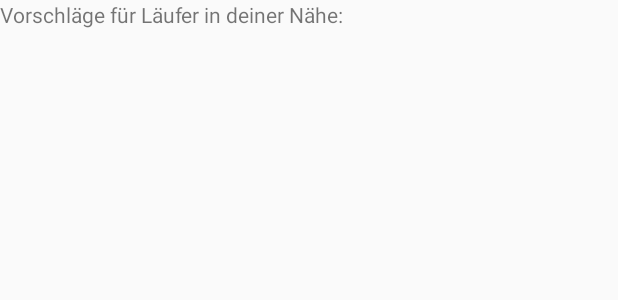
After one commit to VanessaHahn/RMUp, an Android app: the layout activity_suggestions.xml on its own in the app's theme, with its tools: preview values and no code run, on a phone screen of 412 x 824 dp. The commit adds this screen. Shown: the top 300 px of the screen. Run offline under Robolectric (Android 15) with nearby library versions, the light colour scheme and no system bars.

Commit message:
suggestionsactivity

```diff
--- /dev/null
+++ b/app/src/main/java/mi/ur/de/android/runnersmeetup/SuggestionsActivity.java
@@ -0,0 +1,13 @@
+package mi.ur.de.android.runnersmeetup;
+
+import android.support.v7.app.AppCompatActivity;
+import android.os.Bundle;
+
+public class SuggestionsActivity extends AppCompatActivity {
+
+    @Override
+    protected void onCreate(Bundle savedInstanceState) {
+        super.onCreate(savedInstanceState);
+        setContentView(R.layout.activity_suggestions);
+    }
+}
--- /dev/null
+++ b/app/src/main/res/layout/activity_suggestions.xml
@@ -0,0 +1,27 @@
+<?xml version="1.0" encoding="utf-8"?>
+<LinearLayout xmlns:android="http://schemas.android.com/apk/res/android"
+    xmlns:app="http://schemas.android.com/apk/res-auto"
+    xmlns:tools="http://schemas.android.com/tools"
+    android:layout_width="match_parent"
+    android:layout_height="match_parent"
+    android:orientation="vertical"
+    tools:context="mi.ur.de.android.runnersmeetup.SuggestionsActivity">
+
+    <TextView
+        android:id="@+id/textView6"
+        android:layout_width="wrap_content"
+        android:layout_height="wrap_content"
+        android:text="Vorschläge für Läufer in deiner Nähe:" />
+
+    <ScrollView
+        android:layout_width="match_parent"
+        android:layout_height="match_parent"
+        android:layout_weight="1">
+
+        <LinearLayout
+            android:layout_width="match_parent"
+            android:layout_height="wrap_content"
+            android:orientation="vertical" />
+    </ScrollView>
+
+</LinearLayout>
--- a/app/src/main/res/values/strings.xml
+++ b/app/src/main/res/values/strings.xml
@@ -100,6 +100,7 @@
     <string name="title_activity_navigation_drawer">NavigationDrawer</string>
     <string name="title_activity_friends">Freunde</string>
     <string name="title_activity_profile">Profil</string>
+    <string name="title_activity_suggestions">Vorschläge</string>
     <string name="large_text">
         "Material is the metaphor.\n\n"
 
```
